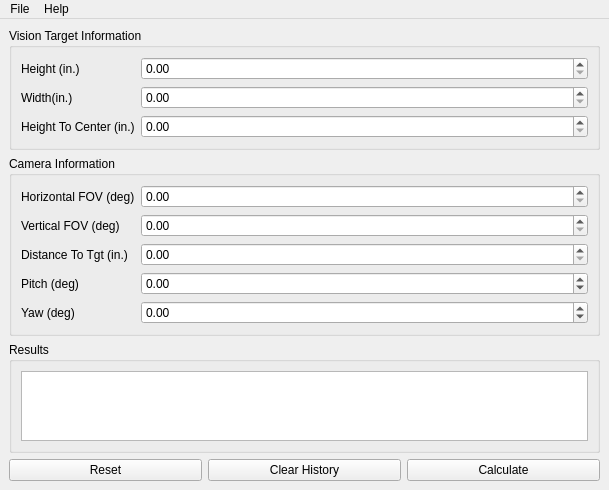
The window that inc/MainWindow.ui (FRC-836/Camera_Calculator) describes before a commit, drawn with Qt 5.
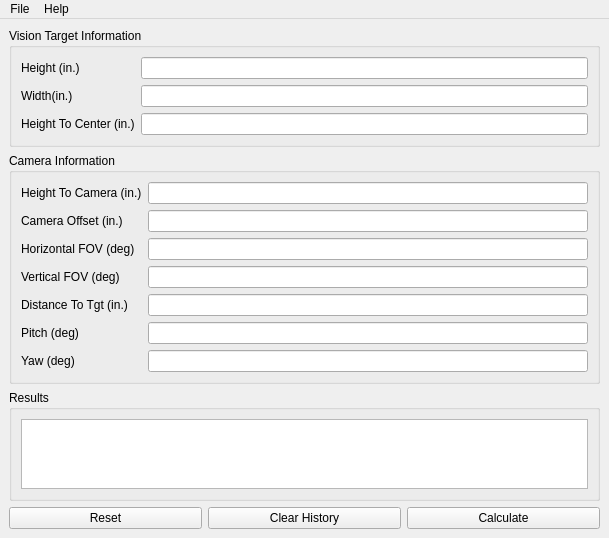
The same window after the commit.

Commit message: working on switching double-spin-box to line edits"

Diff of the .ui file:
```diff
--- a/inc/MainWindow.ui
+++ b/inc/MainWindow.ui
@@ -28,9 +28,6 @@
          </property>
         </widget>
        </item>
-       <item row="0" column="1">
-        <widget class="QDoubleSpinBox" name="dspnVtHeight"/>
-       </item>
        <item row="1" column="0">
         <widget class="QLabel" name="lblVtWidth">
          <property name="text">
@@ -38,9 +35,6 @@
          </property>
         </widget>
        </item>
-       <item row="1" column="1">
-        <widget class="QDoubleSpinBox" name="dspnVtWidth"/>
-       </item>
        <item row="2" column="0">
         <widget class="QLabel" name="lblVtCenterHeight">
          <property name="text">
@@ -48,8 +42,14 @@
          </property>
         </widget>
        </item>
+       <item row="0" column="1">
+        <widget class="QLineEdit" name="lneVtHeight"/>
+       </item>
+       <item row="1" column="1">
+        <widget class="QLineEdit" name="lneVtWidth"/>
+       </item>
        <item row="2" column="1">
-        <widget class="QDoubleSpinBox" name="dspnVtCenterHeight"/>
+        <widget class="QLineEdit" name="lneVtCenterHeight"/>
        </item>
       </layout>
      </widget>
@@ -61,83 +61,75 @@
       </property>
       <layout class="QFormLayout" name="formLayout_2">
        <item row="0" column="0">
+        <widget class="QLabel" name="lblCamHeight">
+         <property name="text">
+          <string>Height To Camera (in.)</string>
+         </property>
+        </widget>
+       </item>
+       <item row="0" column="1">
+        <widget class="QLineEdit" name="lneCamHeight"/>
+       </item>
+       <item row="2" column="0">
         <widget class="QLabel" name="lblCamFovHor">
          <property name="text">
           <string>Horizontal FOV (deg)</string>
          </property>
         </widget>
        </item>
-       <item row="0" column="1">
-        <widget class="QDoubleSpinBox" name="dspnCamFovHor">
-         <property name="maximum">
-          <double>360.000000000000000</double>
-         </property>
-        </widget>
+       <item row="2" column="1">
+        <widget class="QLineEdit" name="lneCamFovHor"/>
        </item>
-       <item row="1" column="0">
+       <item row="3" column="0">
         <widget class="QLabel" name="lblCamFovVert">
          <property name="text">
           <string>Vertical FOV (deg)</string>
          </property>
         </widget>
        </item>
-       <item row="1" column="1">
-        <widget class="QDoubleSpinBox" name="dspnCamFovVert">
-         <property name="maximum">
-          <double>360.000000000000000</double>
-         </property>
-        </widget>
+       <item row="3" column="1">
+        <widget class="QLineEdit" name="lneCamFovVert"/>
        </item>
-       <item row="2" column="0">
-        <widget class="QLabel" name="lblCamMinDistance">
+       <item row="4" column="0">
+        <widget class="QLabel" name="lblCamDist">
          <property name="text">
           <string>Distance To Tgt (in.)</string>
          </property>
         </widget>
        </item>
-       <item row="2" column="1">
-        <widget class="QDoubleSpinBox" name="dspnCamMinDistance"/>
+       <item row="4" column="1">
+        <widget class="QLineEdit" name="lneCamDist"/>
        </item>
-       <item row="3" column="0">
+       <item row="5" column="0">
         <widget class="QLabel" name="lblCamPitch">
          <property name="text">
           <string>Pitch (deg)</string>
          </property>
         </widget>
        </item>
-       <item row="3" column="1">
-        <widget class="QDoubleSpinBox" name="dspnCamPitch">
-         <property name="minimum">
-          <double>-90.000000000000000</double>
-         </property>
-         <property name="maximum">
-          <double>90.000000000000000</double>
-         </property>
-         <property name="singleStep">
-          <double>0.100000000000000</double>
-         </property>
-        </widget>
+       <item row="5" column="1">
+        <widget class="QLineEdit" name="lneCamPitch"/>
        </item>
-       <item row="4" column="0">
+       <item row="6" column="0">
         <widget class="QLabel" name="lblCamYaw">
          <property name="text">
           <string>Yaw (deg)</string>
          </property>
         </widget>
        </item>
-       <item row="4" column="1">
-        <widget class="QDoubleSpinBox" name="dspnCamYaw">
-         <property name="minimum">
-          <double>-90.000000000000000</double>
-         </property>
-         <property name="maximum">
-          <double>90.000000000000000</double>
-         </property>
-         <property name="singleStep">
-          <double>0.100000000000000</double>
+       <item row="6" column="1">
+        <widget class="QLineEdit" name="lneCamYaw"/>
+       </item>
+       <item row="1" column="0">
+        <widget class="QLabel" name="lblCamOffset">
+         <property name="text">
+          <string>Camera Offset (in.)</string>
          </property>
         </widget>
        </item>
+       <item row="1" column="1">
+        <widget class="QLineEdit" name="lneCamOffset"/>
+       </item>
       </layout>
      </widget>
     </item>
```
The commit also changes 2 other files.
